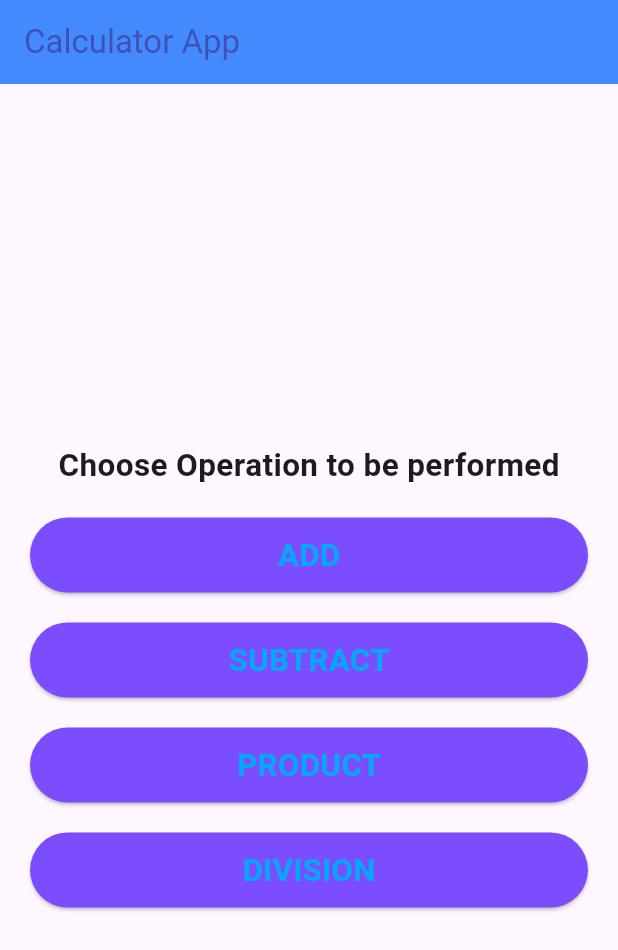
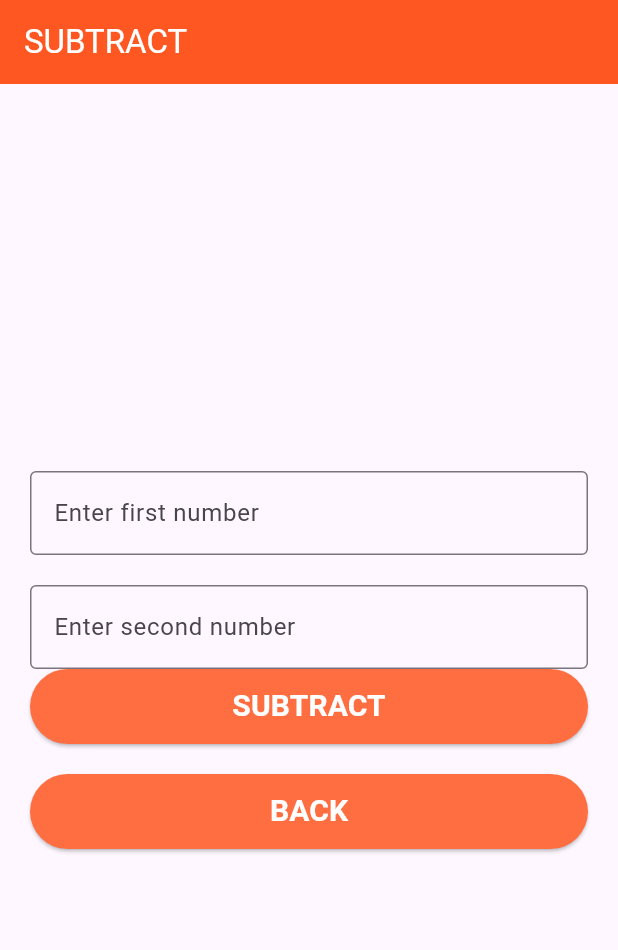
Before and after one commit to rosemolt/CalculatorApp_flutter, a Flutter app: the screen it shows after launch, after a tap on "PRODUCT", on a phone screen of 412 x 824 dp. Shown: the top 950 px of the screen. Run offline on Flutter 3.47's test engine with Material 3 defaults, Android fonts, the phone set to English and light mode, and no system bars.

```diff
--- a/lib/pages/home.dart
+++ b/lib/pages/home.dart
@@ -1,4 +1,5 @@
 import 'package:calculator_app/pages/add.dart';
+import 'package:calculator_app/pages/sub.dart';
 import 'package:flutter/cupertino.dart';
 import 'package:flutter/material.dart';
 
@@ -72,7 +73,7 @@ class HomePage extends StatelessWidget {
                     backgroundColor: Colors.deepPurpleAccent
                 ),
                 onPressed: (){
-
+                  Navigator.push(context, MaterialPageRoute(builder: (context)=> SubtractPage()));
                 } ,
                 child: Text(
                   "PRODUCT",
--- /dev/null
+++ b/lib/pages/sub.dart
@@ -0,0 +1,82 @@
+import 'package:flutter/material.dart';
+
+class SubtractPage extends StatelessWidget {
+  const SubtractPage({super.key});
+
+  @override
+  Widget build(BuildContext context) {
+    return MaterialApp(
+      debugShowCheckedModeBanner: false,
+      home: Scaffold(
+        appBar: AppBar(
+          title: Text(
+            "SUBTRACT",
+            style: TextStyle(
+              color: Colors.white,
+            ),
+          ),
+          backgroundColor: Colors.deepOrange,
+        ),
+        body: Padding(padding: const EdgeInsets.all(20.0),
+          child: Column(
+            mainAxisAlignment: MainAxisAlignment.center,
+            children: [
+              TextField(
+                decoration: InputDecoration(
+                  labelText: "Enter first number",
+                  border: OutlineInputBorder(),
+                ),
+                keyboardType: TextInputType.number,
+              ),
+              SizedBox(height: 20,),
+              TextField(
+                decoration: InputDecoration(
+                    labelText: "Enter second number",
+                    border: OutlineInputBorder()
+                ),
+                keyboardType: TextInputType.number,
+              ),
+              SizedBox(
+                width: 400,
+                height: 50,
+                child: ElevatedButton(
+                  onPressed: () {},
+                  child: Text(
+                    "SUBTRACT",
+                    style: TextStyle(
+                        color: Colors.white,
+                        fontSize: 20,
+                        fontWeight: FontWeight.bold),
+                  ),
+                  style: ElevatedButton.styleFrom(
+                      backgroundColor: Colors.deepOrangeAccent
+                  ),
+                ),
+              ),
+              SizedBox(height: 20,),
+              SizedBox(
+                width: 400,
+                height: 50,
+                child: ElevatedButton(
+                  onPressed: () {
+                    Navigator.pop(context);
+                  },
+                  child: Text(
+                    "BACK",
+                    style: TextStyle(
+                        color: Colors.white,
+                        fontSize: 20,
+                        fontWeight: FontWeight.bold),
+                  ),
+                  style: ElevatedButton.styleFrom(
+                      backgroundColor: Colors.deepOrangeAccent
+                  ),
+                ),
+              ),
+            ],
+          ),
+        ),
+      ),
+    );
+  }
+}
```
